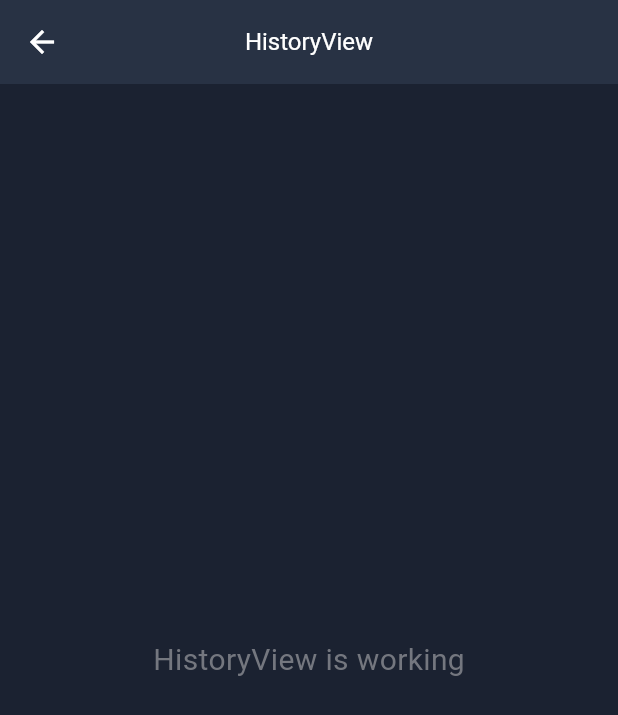
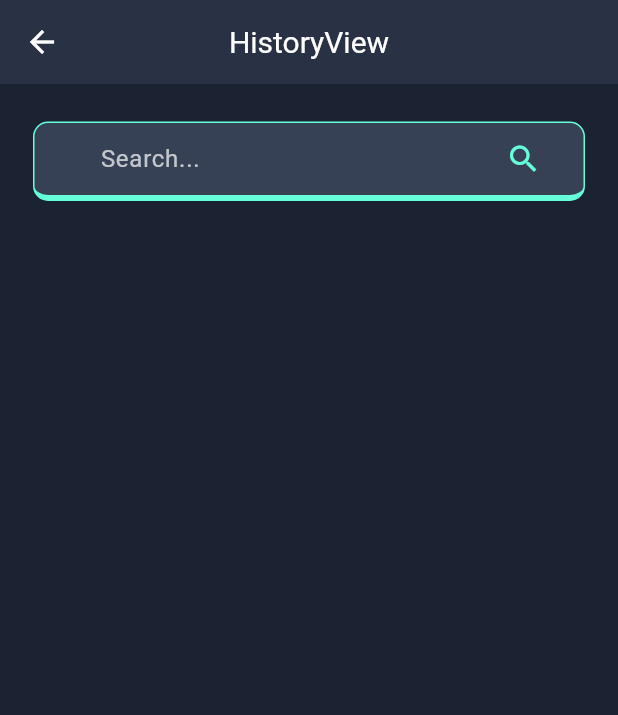
Before and after one commit to MINHHUY24/devstart_dean, a Flutter app: the HistoryView screen opened by its route, on a phone screen of 412 x 824 dp. Shown: the top 715 px of the screen. Run offline on Flutter 3.47's test engine with Material 3 defaults, Android fonts, the phone set to English and light mode, and no system bars; our stand-ins replace firebase_core, firebase_messaging, flutter_local_notifications, flutter_svg, get, google_sign_in and 2 more; accounts and stored records are empty; network calls fail.

Commit message:
fix: history

```diff
--- a/lib/app/modules/history/views/history_view.dart
+++ b/lib/app/modules/history/views/history_view.dart
@@ -1,3 +1,4 @@
+import 'package:devstart/widgets/custom_search_bar.dart';
 import 'package:flutter/material.dart';
 
 import 'package:get/get.dart';
@@ -5,12 +6,15 @@ import 'package:get/get.dart';
 import '../controllers/history_controller.dart';
 
 class HistoryView extends GetView<HistoryController> {
-  const HistoryView({super.key});
+  HistoryView({super.key});
+
+  final TextEditingController searchController = TextEditingController();
+
   @override
   Widget build(BuildContext context) {
     return Scaffold(
       appBar: AppBar(
-        title: const Text('HistoryView'),
+        title: const Text('HistoryView', style: TextStyle(fontSize: 20)),
         centerTitle: true,
         leading: IconButton(
           icon: const Icon(Icons.arrow_back),
@@ -19,10 +23,21 @@ class HistoryView extends GetView<HistoryController> {
           },
         ),
       ),
-      body: const Center(
-        child: Text(
-          'HistoryView is working',
-          style: TextStyle(fontSize: 20),
+      body: Padding(
+        padding: const EdgeInsets.only(left: 2, right: 2, top: 25),
+        child: Column(
+          children: [
+            Center(
+              child: CustomSearchBar(
+                controller: searchController,
+                onSearch: () {
+                  final query = searchController.text.trim();
+                  print('Searching for: $query');
+                  // controller.search(query); // nếu bạn có hàm search
+                },
+              ),
+            ),
+          ],
         ),
       ),
     );
--- a/lib/app/routes/app_pages.dart
+++ b/lib/app/routes/app_pages.dart
@@ -69,7 +69,7 @@ class AppPages {
     ),
     GetPage(
       name: _Paths.HISTORY,
-      page: () => const HistoryView(),
+      page: () => HistoryView(),
       binding: HistoryBinding(),
       // transition: Transition.cupertino,
     ),
```
Also changed, not shown: 52 other files.
